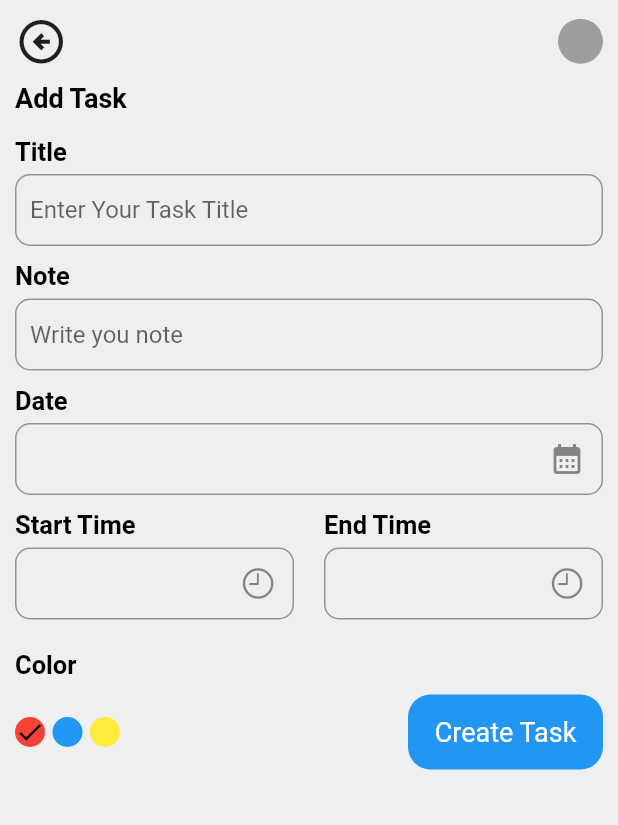
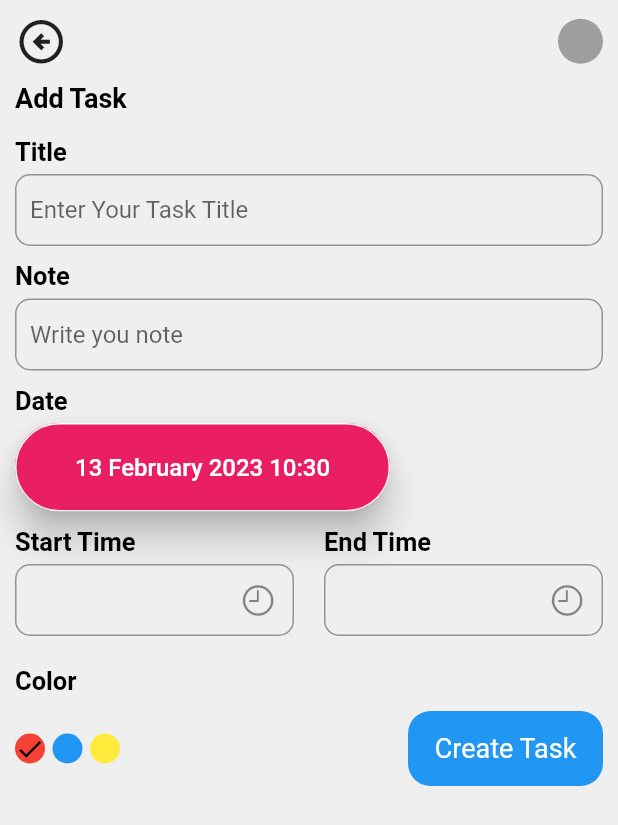
Before and after one commit to Neutx/Remind_Me, a Flutter app: the screen it shows after launch, after a tap on "+ Add Task", on a phone screen of 412 x 824 dp. Shown: the top 825 px of the screen. Run offline on Flutter 3.47's test engine with Material 2 defaults, Android fonts, the light colour scheme and no system bars; our stand-ins replace date_picker_timeline, flutter_local_notifications, flutter_riverpod, fluttertoast, get, get_storage and 4 more; accounts and stored records are empty; generated files the repository leaves out were written again.

Commit message:
cupertino datetime picker added

```diff
--- /dev/null
+++ b/lib/util/widgets/extra_functions.dart
@@ -0,0 +1,18 @@
+DateTime dateTimeChecker(DateTime dateTime){
+  final DateTime now = DateTime.now().copyWith(second: 0, millisecond: 0, microsecond: 0);
+  if(now.compareTo(dateTime) > 0){
+    return dateTime.copyWith(year: now.year + 1, second: 0, microsecond: 0, millisecond: 0);
+  }
+  return dateTime.copyWith(second: 0, microsecond: 0, millisecond: 0);
+}
+
+String pad(int input){
+  String str = "";
+  if(input > 9){
+    str = input.toString();
+  }
+  else{
+    str = "0${input.toString()}";
+  }
+  return str;
+}
--- a/lib/view/addtask/component/task_input.dart
+++ b/lib/view/addtask/component/task_input.dart
@@ -5,6 +5,9 @@ import 'package:work_manager/util/colors_list.dart';
 import 'package:work_manager/util/widgets/textStyle.dart';
 import 'package:intl/date_symbol_data_local.dart';
 import 'package:work_manager/view/addtask/component/custom_date_picker.dart';
+import 'package:flutter/cupertino.dart';
+import 'package:intl/intl.dart';
+import 'package:work_manager/util/widgets/extra_functions.dart';
 
 class TaskInput extends ConsumerStatefulWidget {
   const TaskInput({super.key});
@@ -14,6 +17,8 @@ class TaskInput extends ConsumerStatefulWidget {
 }
 
 class _TaskInputState extends ConsumerState<TaskInput> {
+  DateTime dateTime = DateTime.now();
+  final DateFormat format = DateFormat('MMMM');
   final TextEditingController _titleController = TextEditingController();
   final TextEditingController _noteController = TextEditingController();
   final TextEditingController _datacontroller = TextEditingController();
@@ -39,6 +44,23 @@ class _TaskInputState extends ConsumerState<TaskInput> {
   @override
   Widget build(BuildContext context) {
     final addTask = ref.watch(createTaskProvider);
+    void showDialog(Widget child){
+      showCupertinoModalPopup<void>(context: context,
+        builder: (BuildContext context) => Container(
+          height: 216,
+          padding: const EdgeInsets.only(
+              top: 6.0),
+          margin: EdgeInsets.only(
+            bottom: MediaQuery.of(context).viewInsets.bottom,
+          ),
+          color: Colors.pink,
+          child: SafeArea(
+            top: false,
+            child: child,
+          ),
+        ),
+      );
+    }
     return Padding(
       padding: const EdgeInsets.symmetric(horizontal: 10),
       child: Column(
@@ -101,25 +123,72 @@ class _TaskInputState extends ConsumerState<TaskInput> {
             height: 5,
           ),
 
-          TextField(
-            controller: _datacontroller,
-            showCursor: false,
-            onTap: () {
-              getDateFormate(context);
-            },
-            onChanged: (value) {},
-            decoration: InputDecoration(
-                focusColor: Colors.grey.withOpacity(0.4),
-                hoverColor: Colors.grey.withOpacity(0.4),
-                fillColor: Colors.grey.withOpacity(0.4),
-                suffixIcon: const Icon(Icons.calendar_month),
-                contentPadding:
-                    const EdgeInsets.symmetric(horizontal: 10, vertical: 10),
-                border: OutlineInputBorder(
-                    borderRadius: BorderRadius.circular(10))),
-          ),
+          // TextField(
+          //   controller: _datacontroller,
+          //   showCursor: false,
+          //   onTap: () {
+          //     getDateFormate(context);
+          //   },
+          //   onChanged: (value) {},
+          //   decoration: InputDecoration(
+          //       focusColor: Colors.grey.withOpacity(0.4),
+          //       hoverColor: Colors.grey.withOpacity(0.4),
+          //       fillColor: Colors.grey.withOpacity(0.4),
+          //       suffixIcon: const Icon(Icons.calendar_month),
+          //       contentPadding:
+          //           const EdgeInsets.symmetric(horizontal: 10, vertical: 10),
+          //       border: OutlineInputBorder(
+          //           borderRadius: BorderRadius.circular(10))),
+          // ),
           //data
           //date
+          ButtonTheme(
+            minWidth: 10.0,
+            child: OutlinedButton(
+              style: ButtonStyle(
+                elevation: MaterialStateProperty.all(10.0),
+                backgroundColor: MaterialStateProperty.all(Colors.pink),
+                padding: MaterialStateProperty.all<EdgeInsets>(const EdgeInsets.only(
+                    top: 20.0, bottom: 20.0,
+                    left: 40.0, right: 40.0),
+                ),
+                side: MaterialStateProperty.all(const BorderSide(width: 1.0, color: Colors.white)),
+                splashFactory: NoSplash.splashFactory,
+                shape: MaterialStateProperty.all(RoundedRectangleBorder(borderRadius: BorderRadius.circular(30.0),
+                ),
+                ),
+              ),
+              onPressed: () => showDialog(
+                CupertinoTheme(
+                  data: const CupertinoThemeData(
+                      textTheme: CupertinoTextThemeData(
+                          dateTimePickerTextStyle: TextStyle(
+                            color: Colors.white,
+                          )
+                      )
+                  ),
+                  child: CupertinoDatePicker(
+                    initialDateTime: DateTime.now(),
+                    mode: CupertinoDatePickerMode.dateAndTime,
+                    use24hFormat: true,
+                    onDateTimeChanged: (DateTime newDateTime){
+                      setState(() {
+                        dateTime = dateTimeChecker(newDateTime);
+                      });
+                    },
+                  ),
+                ),
+              ),
+              child: Text('${dateTime.day} '
+                  '${format.format(dateTime)} '
+                  '${dateTime.year} '
+                  '${pad(dateTime.hour)}:${pad(dateTime.minute)}',
+                style: const TextStyle(
+                    color: Colors.white,
+                    fontSize: 16),
+              ),
+            ),
+          ),
           const SizedBox(
             height: 10,
           ),
```
